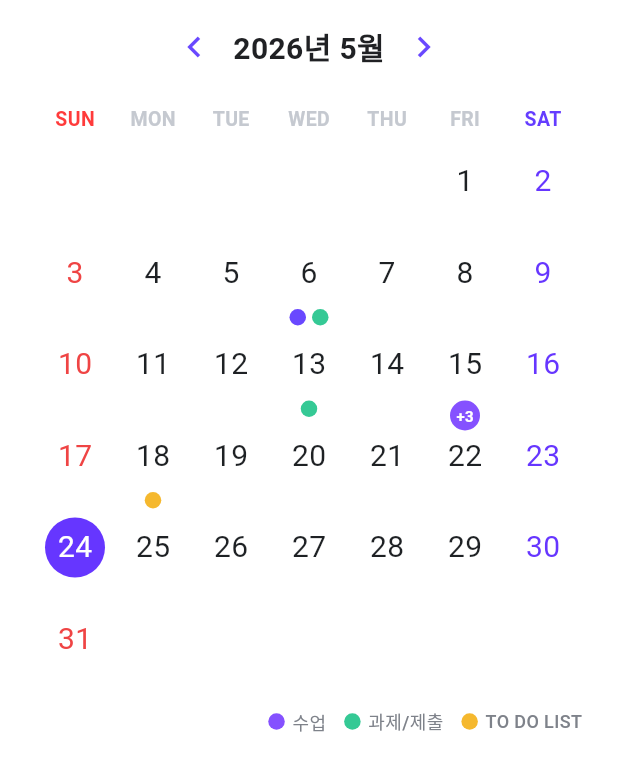
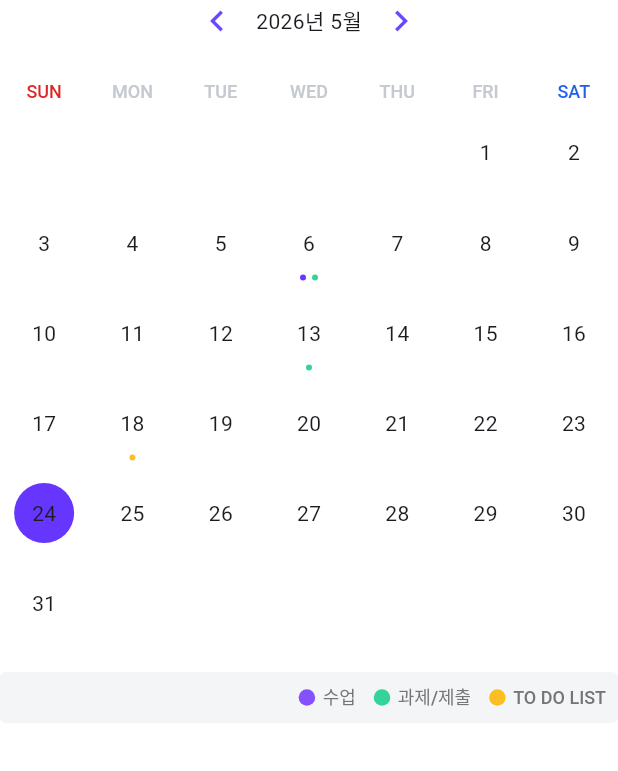
Before and after one commit to individual-study-workspace/front_mobile, a Flutter app: the ScheduleCalendar widget shown alone on an empty page, opened directly, on a phone screen of 412 x 824 dp. Shown: the top 771 px of the screen. Run offline on Flutter 3.47's test engine with Material 3 defaults, Android fonts, the phone set to English and light mode, and no system bars; our stand-ins replace dio, flutter_riverpod, flutter_svg; statements that could not run were skipped.

Commit message:
KAN-36 : 메인화면 개발
캘린더 세부 디자인 변경, 하단 legend 디자인 변경, 오늘의 수업 탭 기능 디자인 먼저 개발

```diff
--- a/lib/common/widget/schedule_calendar.dart
+++ b/lib/common/widget/schedule_calendar.dart
@@ -15,7 +15,6 @@ class _ScheduleCalendarState extends State<ScheduleCalendar> {
   final Map<int, List<ScheduleType>> scheduleMap = {
     6: [ScheduleType.classType, ScheduleType.assignment],
     13: [ScheduleType.assignment],
-    15: [ScheduleType.more],
     18: [ScheduleType.todo],
   };
 
@@ -23,7 +22,7 @@ class _ScheduleCalendarState extends State<ScheduleCalendar> {
   Widget build(BuildContext context) {
     return Container(
       color: Colors.white,
-      padding: const EdgeInsets.fromLTRB(24, 16, 24, 12),
+      padding: const EdgeInsets.fromLTRB(0, 0, 0, 0),
       child: Column(
         mainAxisSize: MainAxisSize.min,
         children: [
@@ -51,11 +50,7 @@ class _ScheduleCalendarState extends State<ScheduleCalendar> {
         const SizedBox(width: 12),
         Text(
           '${currentMonth.year}년 ${currentMonth.month}월',
-          style: const TextStyle(
-            fontSize: 20,
-            fontWeight: FontWeight.w700,
-            color: Color(0xFF202124),
-          ),
+          style: TextTypes.title2(),
         ),
         const SizedBox(width: 12),
         _arrowButton(Icons.chevron_right, () {
@@ -82,19 +77,12 @@ class _ScheduleCalendarState extends State<ScheduleCalendar> {
       children: List.generate(7, (index) {
         Color color = const Color(0xFFC5C9D0);
 
-        if (index == 0) color = const Color(0xFFFF3B3B);
-        if (index == 6) color = const Color(0xFF653DFF);
+        if (index == 0) color = Palette.red600;
+        if (index == 6) color = Palette.blue600;
 
         return Expanded(
           child: Center(
-            child: Text(
-              weeks[index],
-              style: TextStyle(
-                fontSize: 13,
-                fontWeight: FontWeight.w700,
-                color: color,
-              ),
-            ),
+            child: Text(weeks[index], style: TextTypes.caption1(color: color)),
           ),
         );
       }),
@@ -136,7 +124,7 @@ class _ScheduleCalendarState extends State<ScheduleCalendar> {
     }
 
     if (date.weekday == DateTime.saturday) {
-      textColor = Palette.primary;
+      textColor = Palette.blue600;
     }
 
     return GestureDetector(
@@ -146,33 +134,32 @@ class _ScheduleCalendarState extends State<ScheduleCalendar> {
         });
       },
       child: SizedBox(
-        height: 47,
+        height: 46,
         child: Column(
           children: [
             Container(
               width: 40,
               height: 40,
               alignment: Alignment.center,
-              child: Container(
-                width: 40,
-                height: 40,
-                alignment: Alignment.center,
+              padding: const EdgeInsets.symmetric(vertical: 6),
               decoration: BoxDecoration(
                 shape: BoxShape.circle,
                 color: isSelected ? Palette.primary : Colors.transparent,
               ),
               child: Text(
                 '${date.day}',
-                  style: TextStyle(
+                style: isSelected
+                    ? TextTypes.title1(color: Palette.textPrimaryInverse)
+                    : TextStyle(
                         fontSize: 20,
                         fontWeight: FontWeight.w400,
-                    color: isSelected ? Colors.white : textColor,
+                        height: 1,
+                        letterSpacing: -1,
+                        color: textColor,
                       ),
               ),
             ),
-            ),
-            const SizedBox(height: 4),
-            _buildScheduleDots(schedules),
+            SizedBox(height: 6, child: _buildScheduleDots(schedules)),
           ],
         ),
       ),
@@ -187,30 +174,10 @@ class _ScheduleCalendarState extends State<ScheduleCalendar> {
     return Row(
       mainAxisAlignment: MainAxisAlignment.center,
       children: schedules.take(3).map((type) {
-        if (type == ScheduleType.more) {
-          return Container(
-            width: 20,
-            height: 20,
-            alignment: Alignment.center,
-            decoration: const BoxDecoration(
-              shape: BoxShape.circle,
-              color: Palette.violet400,
-            ),
-            child: const Text(
-              '+3',
-              style: TextStyle(
-                fontSize: 10,
-                color: Colors.white,
-                fontWeight: FontWeight.w600,
-              ),
-            ),
-          );
-        }
-
         return Container(
           margin: const EdgeInsets.symmetric(horizontal: 2),
-          width: 11,
-          height: 11,
+          width: 4,
+          height: 4,
           decoration: BoxDecoration(shape: BoxShape.circle, color: type.color),
         );
       }).toList(),
@@ -218,18 +185,24 @@ class _ScheduleCalendarState extends State<ScheduleCalendar> {
   }
 
   Widget _buildLegend() {
-    return Row(
+    return Container(
+      width: double.infinity,
+      padding: const EdgeInsets.symmetric(horizontal: 8, vertical: 8),
+      decoration: BoxDecoration(
+        color: Palette.bgBase,
+        borderRadius: BorderRadius.circular(4),
+      ),
+      child: Row(
         mainAxisAlignment: MainAxisAlignment.end,
+        mainAxisSize: MainAxisSize.min,
         children: [
           _legendItem(Palette.violet400, '수업'),
           const SizedBox(width: 12),
-        _legendItem(const Color(0xFF35C995), '과제/제출'), // green 컬러 추가 후 변경 필요
+          _legendItem(Palette.green400, '과제/제출'),
           const SizedBox(width: 12),
-        _legendItem(
-          const Color(0xFFF5B82E),
-          'TO DO LIST',
-        ), // yellow 컬러 추가 후 변경 필요
+          _legendItem(Palette.yellow400, 'TO DO LIST'),
         ],
+      ),
     );
   }
 
@@ -242,14 +215,7 @@ class _ScheduleCalendarState extends State<ScheduleCalendar> {
           decoration: BoxDecoration(shape: BoxShape.circle, color: color),
         ),
         const SizedBox(width: 5),
-        Text(
-          text,
-          style: const TextStyle(
-            fontSize: 12,
-            color: Color(0xFF7E828A),
-            fontWeight: FontWeight.w500,
-          ),
-        ),
+        Text(text, style: TextTypes.caption1(color: Color(0xFF757575))),
       ],
     );
   }
@@ -281,19 +247,17 @@ class _ScheduleCalendarState extends State<ScheduleCalendar> {
   }
 }
 
-enum ScheduleType { classType, assignment, todo, more }
+enum ScheduleType { classType, assignment, todo }
 
 extension ScheduleTypeColor on ScheduleType {
   Color get color {
     switch (this) {
       case ScheduleType.classType:
-        return const Color(0xFF6948FF);
+        return Palette.primary;
       case ScheduleType.assignment:
-        return const Color(0xFF35C995);
+        return Palette.green400;
       case ScheduleType.todo:
-        return const Color(0xFFF5B82E);
-      case ScheduleType.more:
-        return const Color(0xFF8A63FF);
+        return Palette.yellow400;
     }
   }
 }
--- a/pubspec.yaml
+++ b/pubspec.yaml
@@ -121,6 +121,8 @@ flutter:
     - assets/icons/pin_filled.svg
     - assets/icons/pin_outline.svg
     - assets/icons/plus_outline.svg
+    - assets/icons/profile_filled.svg
+    - assets/icons/profile_outline.svg
     - assets/icons/right_outline.svg
     - assets/icons/search_filled.svg
     - assets/icons/search_outline.svg
```
Also changed, not shown: lib/common/widget/schedule_tab_bar.dart (added, +121 -0 lines), lib/main.dart (+4 -4 lines), 1 other file. Lines whose indentation alone changed are shown as unchanged.
